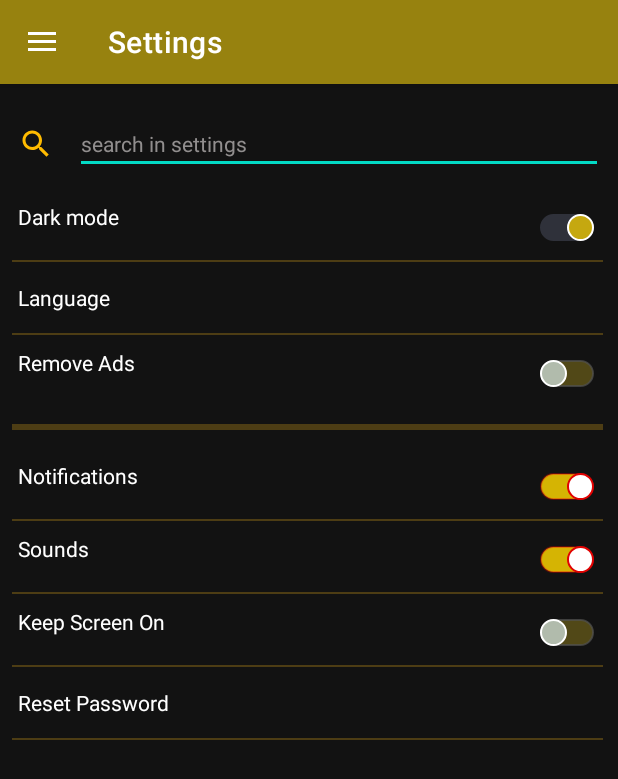
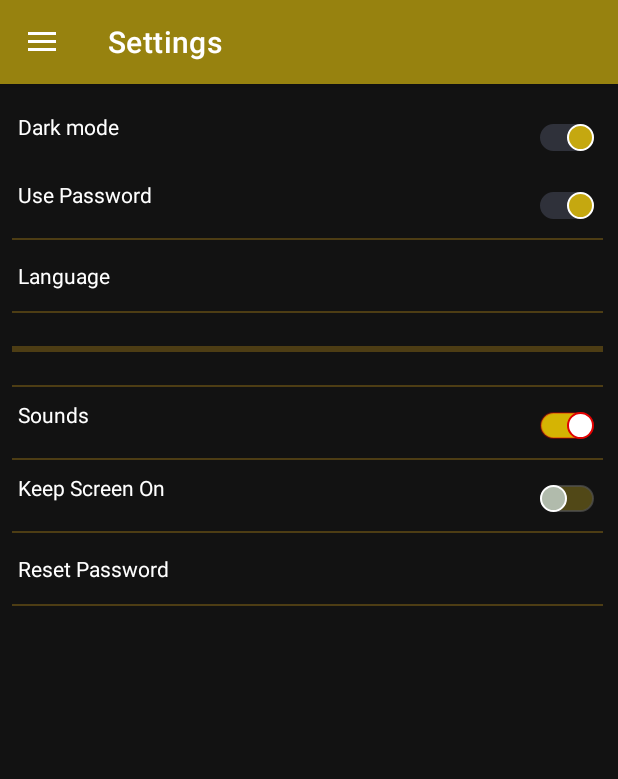
Before and after one commit to Mohamed02Emad/Protected_Notes, an Android app: the MainActivity screen opened directly, with no data from a screen before it, in the side drawer, after a tap on "Settings", on a phone screen of 412 x 824 dp. Shown: the top 779 px of the screen. Run offline under Robolectric (Android 15) with nearby library versions, the phone set to English and light mode, and no system bars; our stand-ins replace Room's generated code, RxJava, navigation-ui; Roboto replaces fonts that are not available here.

Commit message:
Allow Password

```diff
--- a/app/src/main/java/com/example/android/protectednotes/MainActivity.java
+++ b/app/src/main/java/com/example/android/protectednotes/MainActivity.java
@@ -4,10 +4,7 @@ import android.content.Context;
 import android.content.SharedPreferences;
 import android.content.res.Configuration;
 import android.os.Bundle;
-import android.view.Menu;
 import android.view.WindowManager;
-import android.widget.CompoundButton;
-import android.widget.Switch;
 import com.google.android.material.navigation.NavigationView;
 import androidx.appcompat.app.AppCompatDelegate;
 import androidx.navigation.NavController;
@@ -16,25 +13,30 @@ import androidx.navigation.ui.AppBarConfiguration;
 import androidx.navigation.ui.NavigationUI;
 import androidx.drawerlayout.widget.DrawerLayout;
 import androidx.appcompat.app.AppCompatActivity;
-
 import com.example.android.protectednotes.databinding.ActivityMainBinding;
-
 import java.util.Locale;
 
 public class MainActivity extends AppCompatActivity {
 
+
+
     public static boolean resetDB;
+    public static boolean usePassword=true;
     public static boolean SoundON =true;
     public static boolean  NotificationsOn=true;
     public static boolean  Remove=false;
-    public static Boolean DarkMode,Sounds,Screen,notifications,removeAds;
+    public static boolean DarkMode,Sounds,Screen,notifications,removeAds;
     private AppBarConfiguration mAppBarConfiguration;
     private ActivityMainBinding binding;
+
+
 
     @Override
     protected void onCreate(Bundle savedInstanceState) {
         super.onCreate(savedInstanceState);
         LoadLang();
+
+
         binding = ActivityMainBinding.inflate(getLayoutInflater());
         setContentView(binding.getRoot());
         setSupportActionBar(binding.appBarMain.toolbar);
@@ -53,6 +55,9 @@ public class MainActivity extends AppCompatActivity {
         setUpSettings();
         setUp2();
     }
+
+
+
 
     public void LoadLang(){
      SharedPreferences pref=getSharedPreferences("Language",MODE_PRIVATE);
@@ -76,7 +81,9 @@ public class MainActivity extends AppCompatActivity {
     }
 
     private void setUp2() {
+
         if(MainActivity.DarkMode) {
+
             AppCompatDelegate.setDefaultNightMode(AppCompatDelegate.MODE_NIGHT_YES);
         }
         else {
@@ -107,6 +114,7 @@ public class MainActivity extends AppCompatActivity {
         } else{
             MainActivity.Remove=false;
         }
+
     }
 
     public void setUpSettings() {
@@ -116,6 +124,7 @@ public class MainActivity extends AppCompatActivity {
         Sounds=sp.getBoolean("Sounds",true);
         notifications=sp.getBoolean("Notification",true);
         removeAds=sp.getBoolean("REMOVEads",false);
+        usePassword=sp.getBoolean("UsePassword",true);
 
     }
 
--- a/app/src/main/java/com/example/android/protectednotes/Settings.java
+++ b/app/src/main/java/com/example/android/protectednotes/Settings.java
@@ -31,35 +31,12 @@ public class Settings extends Fragment {
     //TODO: Make Language feature
     //TODO: DO any thing to "rate us"
     SharedPreferences Settings_Modes,LoginDataPref;
-    public   Switch SoundMode,sw,screenOn,RemoveAds,Notifications;
+    public   Switch SoundMode,sw,screenOn,RemoveAds,Notifications,UsePassword;
     MediaPlayer ClickSound;
-
-
-    private static final String ARG_PARAM1 = "param1";
-    private static final String ARG_PARAM2 = "param2";
-    private String mParam1;
-    private String mParam2;
-
-    public Settings() {
-        // Required empty public constructor
-    }
-
-    public static Settings newInstance(String param1, String param2) {
-        Settings fragment = new Settings();
-        Bundle args = new Bundle();
-        args.putString(ARG_PARAM1, param1);
-        args.putString(ARG_PARAM2, param2);
-        fragment.setArguments(args);
-        return fragment;
-    }
 
     @Override
     public void onCreate(Bundle savedInstanceState) {
         super.onCreate(savedInstanceState);
-        if (getArguments() != null) {
-            mParam1 = getArguments().getString(ARG_PARAM1);
-            mParam2 = getArguments().getString(ARG_PARAM2);
-        }
     }
 
     @Override
@@ -76,10 +53,9 @@ public class Settings extends Fragment {
         sw =view.findViewById(R.id.DarkMode);
         screenOn = view.findViewById(R.id.ScreenOn_Switch);
         SoundMode=view.findViewById(R.id.Sound_Switch);
-        RemoveAds=view.findViewById(R.id.RemoveAds_Switch);
-        Notifications=view.findViewById(R.id.Notifications_Switch);
-
-        SettingsSetUp();
+//        RemoveAds=view.findViewById(R.id.RemoveAds_Switch);
+//        Notifications=view.findViewById(R.id.Notifications_Switch);
+        UsePassword=view.findViewById(R.id.UsePasswordSwitch);
 
         Settings_Modes=getActivity().getSharedPreferences("SettingsModes", Context.MODE_PRIVATE);
         SharedPreferences.Editor editor=Settings_Modes.edit();
@@ -87,43 +63,70 @@ public class Settings extends Fragment {
         LoginDataPref=getActivity().getSharedPreferences("logindatapred", Context.MODE_PRIVATE);
         SharedPreferences.Editor editor2=LoginDataPref.edit();
 
-        //Remove Ads
-        RemoveAds.setOnCheckedChangeListener(new CompoundButton.OnCheckedChangeListener() {
+
+        SettingsSetUp();
+        //UsePAssword
+        UsePassword.setOnCheckedChangeListener(new CompoundButton.OnCheckedChangeListener() {
             @Override
             public void onCheckedChanged(CompoundButton compoundButton, boolean b) {
                 if(MainActivity.SoundON) ClickSound.start();
 
-                if(b){
-                    editor.putBoolean("REMOVEads",true);
-                    RemoveAds.setChecked(true);
-                    MainActivity.Remove=true;
-                }else{
-                    editor.putBoolean("REMOVEads",false);
-                    RemoveAds.setChecked(false);
-                    MainActivity.Remove=false;
+                if (b){
+                    Toast.makeText(getActivity(),"Password is 0000",Toast.LENGTH_LONG).show();
+                    editor2.putString("Password","0000");
+                    editor2.putBoolean("UsePassword",true);
+                    editor2.commit();
+
+                    UsePassword.setChecked(true);
+                    MainActivity.usePassword=true;
+                }else
+                {
+
+                    editor2.putBoolean("UsePassword",false);
+                    editor2.commit();
+                    UsePassword.setChecked(false);
+                    MainActivity.usePassword=false;
                 }
-                editor.commit();
             }
         });
-        //notifications
-        Notifications.setOnCheckedChangeListener(new CompoundButton.OnCheckedChangeListener() {
-            @Override
-            public void onCheckedChanged(CompoundButton compoundButton, boolean b) {
-                if(MainActivity.SoundON) ClickSound.start();
 
-                if(b){
-                    editor.putBoolean("Notification",true);
-                    Notifications.setChecked(true);
-                    MainActivity.NotificationsOn=true;
-
-                }else{
-                    editor.putBoolean("Notification",false);
-                    Notifications.setChecked(false);
-                    MainActivity.NotificationsOn=false;
-                }
-                editor.commit();
-            }
-        });
+//        //Remove Ads
+//        RemoveAds.setOnCheckedChangeListener(new CompoundButton.OnCheckedChangeListener() {
+//            @Override
+//            public void onCheckedChanged(CompoundButton compoundButton, boolean b) {
+//                if(MainActivity.SoundON) ClickSound.start();
+//
+//                if(b){
+//                    editor.putBoolean("REMOVEads",true);
+//                    RemoveAds.setChecked(true);
+//                    MainActivity.Remove=true;
+//                }else{
+//                    editor.putBoolean("REMOVEads",false);
+//                    RemoveAds.setChecked(false);
+//                    MainActivity.Remove=false;
+//                }
+//                editor.commit();
+//            }
+//        });
+//        //notifications
+//        Notifications.setOnCheckedChangeListener(new CompoundButton.OnCheckedChangeListener() {
+//            @Override
+//            public void onCheckedChanged(CompoundButton compoundButton, boolean b) {
+//                if(MainActivity.SoundON) ClickSound.start();
+//
+//                if(b){
+//                    editor.putBoolean("Notification",true);
+//                    Notifications.setChecked(true);
+//                    MainActivity.NotificationsOn=true;
+//
+//                }else{
+//                    editor.putBoolean("Notification",false);
+//                    Notifications.setChecked(false);
+//                    MainActivity.NotificationsOn=false;
+//                }
+//                editor.commit();
+//            }
+//        });
 
         //Dark Mode
         sw.setOnCheckedChangeListener(new CompoundButton.OnCheckedChangeListener() {
@@ -300,11 +303,17 @@ public class Settings extends Fragment {
 
 
     public  void SettingsSetUp(){
-        //dark mode
+        boolean a =LoginDataPref.getBoolean("UsePassword",true);
+        if(a){
+            UsePassword.setChecked(true);
+        }else{
+            UsePassword.setChecked(false);
+        }
         if(MainActivity.DarkMode) {
             sw.setChecked(true);
             AppCompatDelegate.setDefaultNightMode(AppCompatDelegate.MODE_NIGHT_YES);
         }
+        //dark mode
         else {
             sw.setChecked(false);
             AppCompatDelegate.setDefaultNightMode(AppCompatDelegate.MODE_NIGHT_NO);
@@ -326,22 +335,20 @@ public class Settings extends Fragment {
             screenOn.setChecked(false);
             getActivity().getWindow().clearFlags(WindowManager.LayoutParams.FLAG_KEEP_SCREEN_ON);
         }
-        //Remove Ads
-        if(MainActivity.removeAds) {
-            RemoveAds.setChecked(true);
-            MainActivity.Remove=true;
-        }
-        else{
-            RemoveAds.setChecked(false);
-            MainActivity.Remove=false;
-        }
-       //Notifications
-        if(MainActivity.notifications) {
-            Notifications.setChecked(true);
-        }else{
-            Notifications.setChecked(false);
-        }
-
-    }
-
+//        //Remove Ads
+//        if(MainActivity.removeAds) {
+//            RemoveAds.setChecked(true);
+//            MainActivity.Remove=true;
+//        }
+//        else{
+//            RemoveAds.setChecked(false);
+//            MainActivity.Remove=false;
+//        }
+//       //Notifications
+//        if(MainActivity.notifications) {
+//            Notifications.setChecked(true);
+//        }else{
+//            Notifications.setChecked(false);
+//        }
+      }
 }
--- a/app/src/main/java/com/example/android/protectednotes/to_do.java
+++ b/app/src/main/java/com/example/android/protectednotes/to_do.java
@@ -55,6 +55,7 @@ public class to_do extends Fragment implements ListInterface {
         args.putString(ARG_PARAM2, param2);
         fragment.setArguments(args);
         return fragment;
+
     }
 
     @Override
--- a/app/src/main/java/com/example/android/protectednotes/ui/home/HomeFragment.java
+++ b/app/src/main/java/com/example/android/protectednotes/ui/home/HomeFragment.java
@@ -19,6 +19,7 @@ import androidx.constraintlayout.widget.ConstraintLayout;
 import androidx.fragment.app.Fragment;
 import androidx.lifecycle.ViewModelProvider;
 import androidx.recyclerview.widget.ItemTouchHelper;
+import androidx.recyclerview.widget.LinearLayoutManager;
 import androidx.recyclerview.widget.RecyclerView;
 import androidx.recyclerview.widget.StaggeredGridLayoutManager;
 import androidx.room.Database;
@@ -82,11 +83,14 @@ public class HomeFragment extends Fragment implements home_Rv_interface {
         // RV
         home_RV = view.findViewById(R.id.RV);
         Adapter = new home_Rv_Adapter(home_rv_dataArrayList, this);
-        home_RV.setLayoutManager(new StaggeredGridLayoutManager(2, StaggeredGridLayoutManager.VERTICAL));
+        home_RV.setLayoutManager( new LinearLayoutManager(requireContext(), LinearLayoutManager.VERTICAL, false));
+        // new StaggeredGridLayoutManager(2, StaggeredGridLayoutManager.VERTICAL)
         home_RV.setAdapter(Adapter);
         home_rv_dataArrayList.clear();
         home_rv_dataArrayList.addAll(notesDataBase.noteDao().getAll());
         Adapter.notifyDataSetChanged();
+
+
         //button
         button = view.findViewById(R.id.AddNoteButtonHome);
         button.setOnClickListener(new View.OnClickListener() {
@@ -119,7 +123,7 @@ public class HomeFragment extends Fragment implements home_Rv_interface {
         });
 
         if (MainActivity.resetDB) resetdb();
-       // Drag();
+        Drag();
         MainActivity.resetDB = false;
     }
 
@@ -159,7 +163,7 @@ public class HomeFragment extends Fragment implements home_Rv_interface {
     }
 
     private void Drag() {
-        new ItemTouchHelper(new ItemTouchHelper.SimpleCallback(ItemTouchHelper.DOWN | ItemTouchHelper.UP, 0) {
+        new ItemTouchHelper(new ItemTouchHelper.SimpleCallback(ItemTouchHelper.DOWN | ItemTouchHelper.UP|ItemTouchHelper.LEFT|ItemTouchHelper.RIGHT, 0) {
 
             @Override
             public boolean onMove(@NonNull RecyclerView recyclerView, @NonNull RecyclerView.ViewHolder viewHolder, @NonNull RecyclerView.ViewHolder target) {
--- a/app/src/main/res/layout/fragment_home.xml
+++ b/app/src/main/res/layout/fragment_home.xml
@@ -29,7 +29,7 @@
         android:layout_height="wrap_content"
         android:fontFamily="sans-serif-smallcaps"
         android:gravity="center"
-        android:padding="10sp"
+        android:padding="6dp"
         android:textColor="@color/Golden_assistant"
         android:textSize="18sp"
         app:layout_constraintTop_toTopOf="parent"
@@ -45,7 +45,7 @@
     <FrameLayout
         android:layout_width="match_parent"
         android:layout_height="0dp"
-        android:paddingTop="12dp"
+        android:paddingTop="2dp"
         app:layout_constraintBottom_toBottomOf="parent"
         app:layout_constraintTop_toBottomOf="@id/home_top_view">
 
--- a/app/src/main/res/layout/fragment_settings.xml
+++ b/app/src/main/res/layout/fragment_settings.xml
@@ -6,31 +6,7 @@
     android:layout_height="match_parent"
     tools:context=".Settings">
 
-    <EditText
-        android:id="@+id/editTextSettings"
-        android:layout_width="0dp"
-        android:layout_height="wrap_content"
-        android:layout_marginStart="10dp"
-        android:layout_marginTop="20dp"
-        android:layout_marginEnd="10dp"
-        android:hint="@string/search_in_settings"
-        android:textColor="?attr/textTheme"
-        android:textColorHint="#CBB2AEAE"
-        android:textSize="14sp"
-        app:layout_constraintLeft_toRightOf="@id/search_bar_Settings_icon"
-        app:layout_constraintRight_toRightOf="parent"
-        app:layout_constraintTop_toTopOf="parent" />
 
-    <ImageView
-        android:padding="4dp"
-        android:id="@+id/search_bar_Settings_icon"
-        android:layout_width="wrap_content"
-        android:layout_height="wrap_content"
-        android:layout_marginLeft="8dp"
-        android:src="@drawable/ic_baseline_search2_24"
-        app:layout_constraintBottom_toBottomOf="@id/editTextSettings"
-        app:layout_constraintLeft_toLeftOf="parent"
-        app:layout_constraintTop_toTopOf="@id/editTextSettings" />
 
     <LinearLayout
         android:id="@+id/Settings_LinearLayout"
@@ -41,7 +17,7 @@
         android:layout_marginEnd="2dp"
         android:orientation="vertical"
         app:layout_constraintBottom_toBottomOf="parent"
-        app:layout_constraintTop_toBottomOf="@id/editTextSettings">
+        app:layout_constraintTop_toTopOf="parent">
 
         <LinearLayout
             android:layout_width="match_parent"
@@ -62,6 +38,37 @@
 
             <Switch
                 android:id="@+id/DarkMode"
+                android:layout_width="55dp"
+                android:layout_height="wrap_content"
+                android:layout_marginEnd="8dp"
+                android:padding="6dp"
+                android:showText="false"
+                android:thumb="@drawable/thumb"
+                android:track="@drawable/track"
+                tools:checked="false"/>
+
+        </LinearLayout>
+
+        <LinearLayout
+            android:layout_marginTop="8dp"
+            android:layout_width="match_parent"
+            android:layout_height="wrap_content"
+            android:orientation="horizontal">
+
+            <TextView
+                android:layout_width="0dp"
+                android:layout_height="wrap_content"
+                android:layout_gravity="center_vertical"
+                android:layout_marginEnd="80dp"
+                android:layout_marginBottom="10dp"
+                android:layout_weight="8"
+                android:padding="4dp"
+                android:text="Use Password"
+                android:textColor="?attr/textTheme"
+                android:textSize="14sp" />
+
+            <Switch
+                android:id="@+id/UsePasswordSwitch"
                 android:layout_width="55dp"
                 android:layout_height="wrap_content"
                 android:layout_marginEnd="8dp"
@@ -100,35 +107,35 @@
             android:background="?attr/line" />
 
 
-        <LinearLayout
-            android:layout_width="match_parent"
-            android:layout_height="wrap_content"
-            android:orientation="horizontal">
+<!--        <LinearLayout-->
+<!--            android:layout_width="match_parent"-->
+<!--            android:layout_height="wrap_content"-->
+<!--            android:orientation="horizontal">-->
 
-            <TextView
-                android:layout_gravity="center_vertical"
-                android:layout_width="0dp"
-                android:layout_height="wrap_content"
-                android:layout_marginEnd="80dp"
-                android:layout_marginBottom="10dp"
-                android:layout_weight="8"
-                android:padding="4dp"
-                android:text="@string/remove_ads"
-                android:textColor="?attr/textTheme"
-                android:textSize="14sp" />
+<!--            <TextView-->
+<!--                android:layout_gravity="center_vertical"-->
+<!--                android:layout_width="0dp"-->
+<!--                android:layout_height="wrap_content"-->
+<!--                android:layout_marginEnd="80dp"-->
+<!--                android:layout_marginBottom="10dp"-->
+<!--                android:layout_weight="8"-->
+<!--                android:padding="4dp"-->
+<!--                android:text="@string/remove_ads"-->
+<!--                android:textColor="?attr/textTheme"-->
+<!--                android:textSize="14sp" />-->
 
-            <Switch
-                android:theme="@style/Platform.MaterialComponents"
-                android:id="@+id/RemoveAds_Switch"
-                android:layout_width="wrap_content"
-                android:layout_height="wrap_content"
-                android:layout_marginEnd="8dp"
-                android:padding="6dp"
-                android:showText="false"
-                tools:checked="false"
-                android:thumb="@drawable/thumbbb"
-                android:track="@drawable/track2"/>
-        </LinearLayout>
+<!--            <Switch-->
+<!--                android:theme="@style/Platform.MaterialComponents"-->
+<!--                android:id="@+id/RemoveAds_Switch"-->
+<!--                android:layout_width="wrap_content"-->
+<!--                android:layout_height="wrap_content"-->
+<!--                android:layout_marginEnd="8dp"-->
+<!--                android:padding="6dp"-->
+<!--                android:showText="false"-->
+<!--                tools:checked="false"-->
+<!--                android:thumb="@drawable/thumbbb"-->
+<!--                android:track="@drawable/track2"/>-->
+<!--        </LinearLayout>-->
 
         <View
             android:layout_width="match_parent"
@@ -139,35 +146,35 @@
             android:background="?attr/line" />
 
 
-        <LinearLayout
-            android:layout_width="match_parent"
-            android:layout_height="wrap_content"
-            android:orientation="horizontal">
+<!--        <LinearLayout-->
+<!--            android:layout_width="match_parent"-->
+<!--            android:layout_height="wrap_content"-->
+<!--            android:orientation="horizontal">-->
 
-            <TextView
-                android:layout_width="0dp"
-                android:layout_height="wrap_content"
-                android:layout_gravity="center_vertical"
-                android:layout_marginEnd="80dp"
-                android:layout_marginBottom="10dp"
-                android:layout_weight="8"
-                android:padding="4dp"
-                android:text="@string/notifications"
-                android:textColor="?attr/textTheme"
-                android:textSize="14sp" />
+<!--            <TextView-->
+<!--                android:layout_width="0dp"-->
+<!--                android:layout_height="wrap_content"-->
+<!--                android:layout_gravity="center_vertical"-->
+<!--                android:layout_marginEnd="80dp"-->
+<!--                android:layout_marginBottom="10dp"-->
+<!--                android:layout_weight="8"-->
+<!--                android:padding="4dp"-->
+<!--                android:text="@string/notifications"-->
+<!--                android:textColor="?attr/textTheme"-->
+<!--                android:textSize="14sp" />-->
 
-            <Switch
-                android:id="@+id/Notifications_Switch"
-                android:layout_width="wrap_content"
-                android:layout_height="wrap_content"
-                android:layout_marginEnd="8dp"
-                android:padding="6dp"
-                android:showText="false"
-                android:theme="@style/Platform.MaterialComponents"
-                tools:checked="false"
-                android:thumb="@drawable/thumbbb"
-                android:track="@drawable/track2"/>
-        </LinearLayout>
+<!--            <Switch-->
+<!--                android:id="@+id/Notifications_Switch"-->
+<!--                android:layout_width="wrap_content"-->
+<!--                android:layout_height="wrap_content"-->
+<!--                android:layout_marginEnd="8dp"-->
+<!--                android:padding="6dp"-->
+<!--                android:showText="false"-->
+<!--                android:theme="@style/Platform.MaterialComponents"-->
+<!--                tools:checked="false"-->
+<!--                android:thumb="@drawable/thumbbb"-->
+<!--                android:track="@drawable/track2"/>-->
+<!--        </LinearLayout>-->
 
         <View
             android:layout_width="match_parent"
--- a/app/src/main/res/layout/notes_card.xml
+++ b/app/src/main/res/layout/notes_card.xml
@@ -41,6 +41,7 @@
 
 
         <TextView
+            android:layout_gravity="center"
             android:id="@+id/OutNoteContent"
             android:layout_width="wrap_content"
             android:layout_height="wrap_content"
```
Also changed, not shown: app/src/main/java/com/example/android/protectednotes/login.java (+14 -1 lines), app/src/main/res/layout/activity_login.xml (+5 -2 lines), app/src/main/res/layout/activity_the_note.xml (+19 -3 lines).
